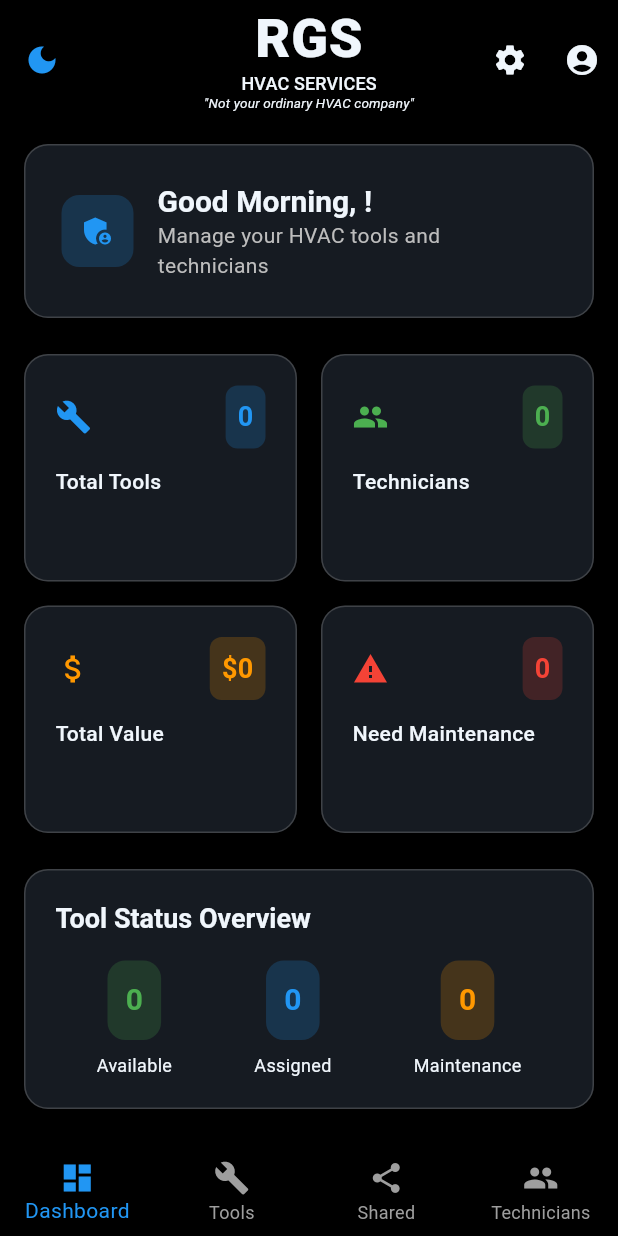
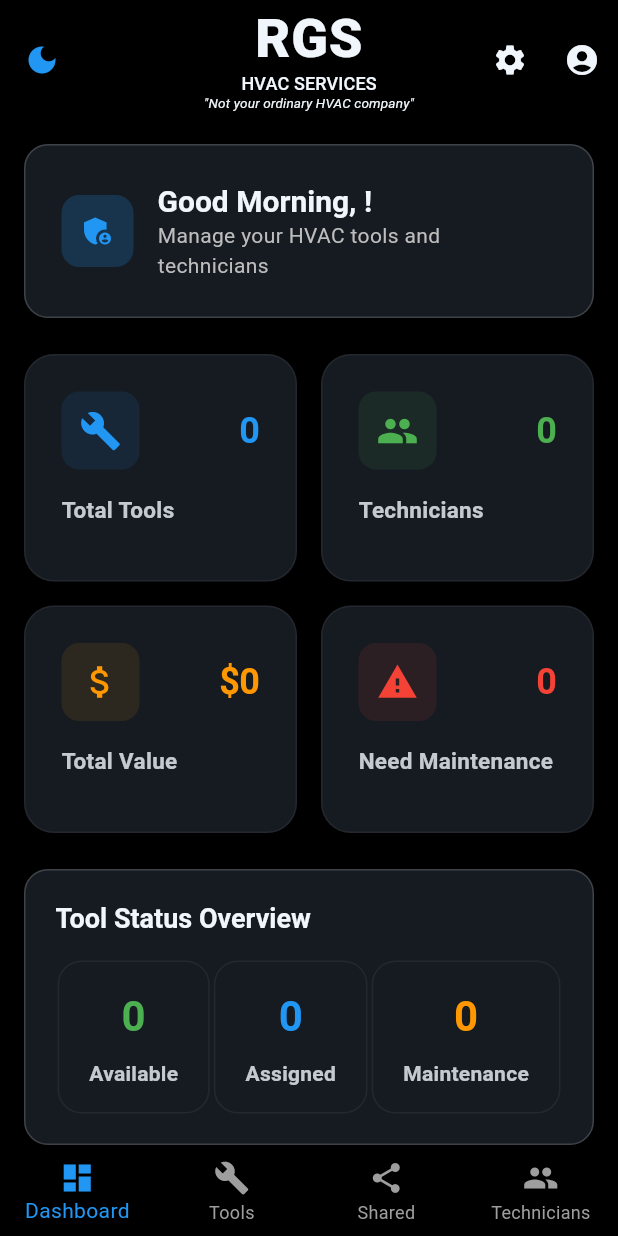
Before and after one commit to nyakairujumae/rgs-tools, a Flutter app: the AdminHomeScreen screen opened by its route, on a phone screen of 412 x 824 dp. Run offline on Flutter 3.47's test engine with Material 3 defaults, Android fonts, the phone set to English and light mode, and no system bars; our stand-ins replace image_picker, shared_preferences, sqflite, supabase_flutter; missing offline and left inert: mobile_scanner; accounts and stored records are empty.

Commit message:
Add back improved dashboard card design - better typography and spacing

```diff
--- a/lib/screens/admin_home_screen.dart
+++ b/lib/screens/admin_home_screen.dart
@@ -856,43 +856,61 @@ class DashboardScreen extends StatelessWidget {
     return GestureDetector(
       onTap: onTap,
       child: Container(
-        padding: const EdgeInsets.all(20),
+        padding: const EdgeInsets.all(24),
         decoration: BoxDecoration(
           color: Theme.of(context).cardTheme.color,
-          borderRadius: BorderRadius.circular(16),
-          border: Border.all(color: Colors.grey.withValues(alpha: 0.3)),
+          borderRadius: BorderRadius.circular(20),
+          boxShadow: [
+            BoxShadow(
+              color: Colors.black.withValues(alpha: 0.05),
+              blurRadius: 10,
+              offset: const Offset(0, 4),
+            ),
+          ],
+          border: Border.all(
+            color: Colors.grey.withValues(alpha: 0.1),
+            width: 1,
+          ),
         ),
         child: Column(
           crossAxisAlignment: CrossAxisAlignment.start,
           children: [
+            // Icon and value row
             Row(
               mainAxisAlignment: MainAxisAlignment.spaceBetween,
               children: [
-              Icon(icon, color: color, size: 24),
                 Container(
-                padding: const EdgeInsets.all(8),
+                  padding: const EdgeInsets.all(12),
                   decoration: BoxDecoration(
-                  color: color.withValues(alpha: 0.2),
-                  borderRadius: BorderRadius.circular(8),
+                    color: color.withValues(alpha: 0.1),
+                    borderRadius: BorderRadius.circular(12),
                   ),
-                child: Text(
+                  child: Icon(
+                    icon,
+                    color: color,
+                    size: 28,
+                  ),
+                ),
+                Text(
                   value,
                   style: TextStyle(
                     color: color,
                     fontWeight: FontWeight.bold,
-                    fontSize: 18,
-                  ),
+                    fontSize: 24,
+                    letterSpacing: -0.5,
                   ),
                 ),
               ],
             ),
-          SizedBox(height: 12),
+            const SizedBox(height: 16),
+            // Title
             Text(
               title,
               style: TextStyle(
-              color: Theme.of(context).textTheme.bodyLarge?.color,
-              fontSize: 14,
-              fontWeight: FontWeight.w500,
+                color: Theme.of(context).textTheme.bodyLarge?.color?.withValues(alpha: 0.8),
+                fontSize: 15,
+                fontWeight: FontWeight.w600,
+                letterSpacing: 0.2,
               ),
             ),
           ],
@@ -902,32 +920,39 @@ class DashboardScreen extends StatelessWidget {
   }
 
   Widget _buildStatusItem(String status, String count, Color color, BuildContext context) {
-    return Column(
+    return Container(
+      padding: const EdgeInsets.symmetric(vertical: 16, horizontal: 20),
+      decoration: BoxDecoration(
+        color: Theme.of(context).cardTheme.color,
+        borderRadius: BorderRadius.circular(16),
+        border: Border.all(
+          color: Colors.grey.withValues(alpha: 0.1),
+          width: 1,
+        ),
+      ),
+      child: Column(
         children: [
-        Container(
-          padding: const EdgeInsets.all(12),
-          decoration: BoxDecoration(
-            color: color.withValues(alpha: 0.2),
-            borderRadius: BorderRadius.circular(12),
-          ),
-          child: Text(
+          Text(
             count,
             style: TextStyle(
               color: color,
               fontWeight: FontWeight.bold,
-              fontSize: 20,
+              fontSize: 28,
+              letterSpacing: -0.5,
             ),
           ),
-        ),
-        SizedBox(height: 8),
+          const SizedBox(height: 8),
           Text(
             status,
             style: TextStyle(
-            color: Theme.of(context).textTheme.bodyLarge?.color,
-            fontSize: 12,
+              color: Theme.of(context).textTheme.bodyLarge?.color?.withValues(alpha: 0.8),
+              fontSize: 14,
+              fontWeight: FontWeight.w600,
+              letterSpacing: 0.2,
             ),
           ),
         ],
+      ),
     );
   }
 
```
Lines whose indentation alone changed are shown as unchanged.
